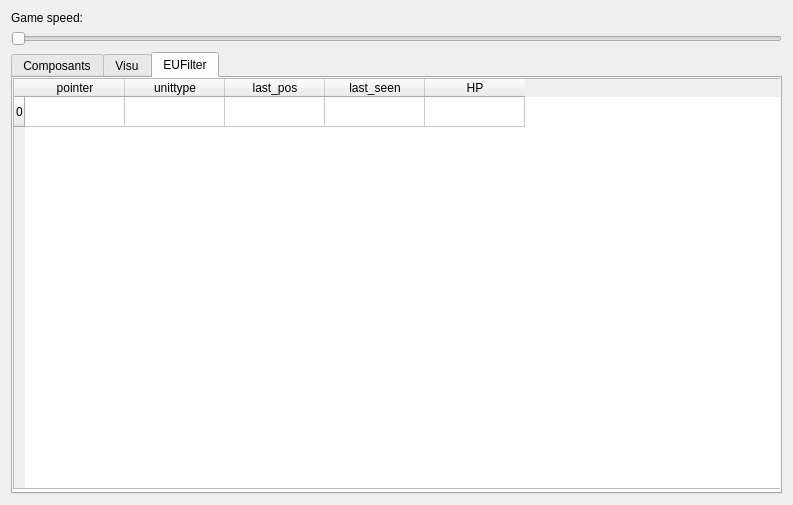
Above: src/AI-Monitor/menuwidget.ui from syhw/BroodwarBotQ before the change. Below: the same form after it.
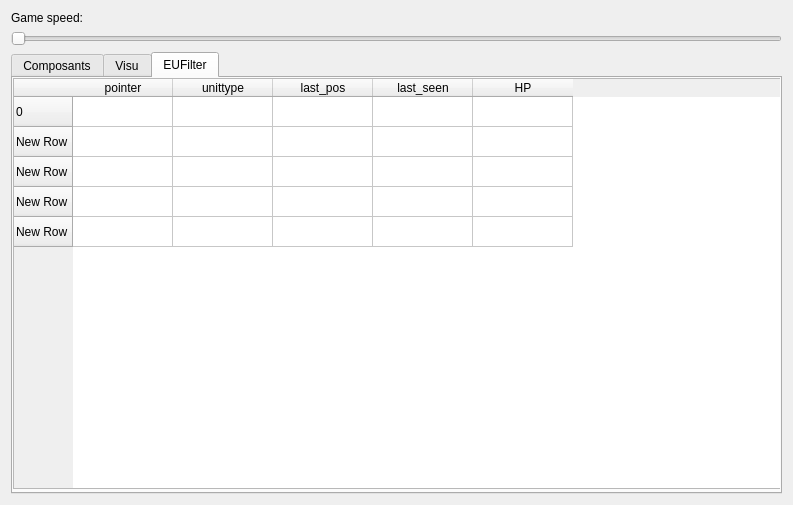
That is the form after the change.

```diff
--- a/src/AI-Monitor/menuwidget.ui
+++ b/src/AI-Monitor/menuwidget.ui
@@ -72,6 +72,26 @@
          <string>0</string>
         </property>
        </row>
+       <row>
+        <property name="text">
+         <string>New Row</string>
+        </property>
+       </row>
+       <row>
+        <property name="text">
+         <string>New Row</string>
+        </property>
+       </row>
+       <row>
+        <property name="text">
+         <string>New Row</string>
+        </property>
+       </row>
+       <row>
+        <property name="text">
+         <string>New Row</string>
+        </property>
+       </row>
        <column>
         <property name="text">
          <string>pointer</string>
```
